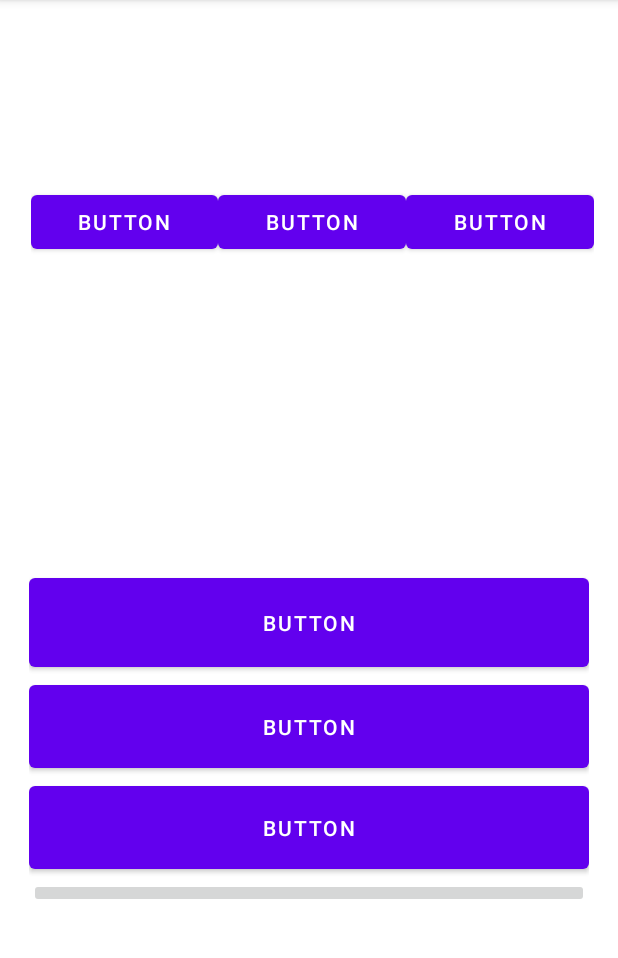
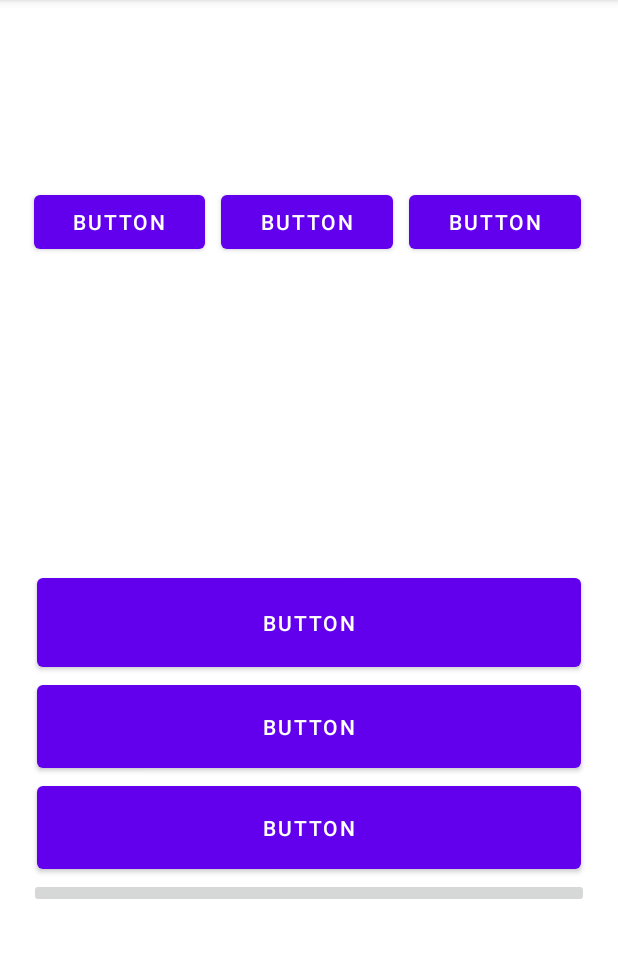
Before and after one commit to xamimran/Mobile_Computing_Progress, an Android app: the HorizantalLayout screen opened directly, with no data from a screen before it, on a phone screen of 412 x 824 dp, the part 84-1042 px from its top. Run offline under Robolectric (Android 15) with nearby library versions, the phone set to English and light mode, and no system bars.

Commit message:
Adding margings between buttons

```diff
--- a/Layouts05/app/src/main/res/layout/activity_horizantal_layout.xml
+++ b/Layouts05/app/src/main/res/layout/activity_horizantal_layout.xml
@@ -10,6 +10,10 @@
         android:id="@+id/linearLayout"
         android:layout_width="375dp"
         android:layout_height="172dp"
+        android:layout_marginStart="30dp"
+        android:layout_marginLeft="30dp"
+        android:layout_marginEnd="30dp"
+        android:layout_marginRight="30dp"
         android:layout_marginBottom="472dp"
         android:orientation="horizontal"
         app:layout_constraintBottom_toBottomOf="parent"
@@ -23,7 +27,10 @@
             android:layout_height="wrap_content"
             android:layout_weight="1"
             android:onClick="moveToActivity1"
-            android:text="Button" />
+            android:text="Button"
+            android:layout_marginLeft="5dp"
+            android:layout_marginRight="5dp"
+            />
 
         <Button
             android:id="@+id/button2"
@@ -31,7 +38,10 @@
             android:layout_height="wrap_content"
             android:layout_weight="1"
             android:onClick="moveToActivity1"
-            android:text="Button" />
+            android:text="Button"
+            android:layout_marginLeft="5dp"
+            android:layout_marginRight="5dp"
+            />
 
         <Button
             android:id="@+id/button3"
@@ -39,7 +49,10 @@
             android:layout_height="wrap_content"
             android:layout_weight="1"
             android:onClick="moveToActivity1"
-            android:text="Button" />
+            android:text="Button"
+            android:layout_marginLeft="5dp"
+            android:layout_marginRight="5dp"
+            />
 
     </LinearLayout>
 
@@ -65,27 +78,37 @@
             android:layout_width="match_parent"
             android:layout_height="71dp"
             android:onClick="moveToActivity1"
-            android:text="Button" />
+            android:text="Button"
+            android:layout_marginLeft="5dp"
+            android:layout_marginRight="5dp"
+            />
 
         <Button
             android:id="@+id/button5"
             android:layout_width="match_parent"
             android:layout_height="67dp"
             android:onClick="moveToActivity1"
-            android:text="Button" />
+            android:text="Button"
+            android:layout_marginLeft="5dp"
+            android:layout_marginRight="5dp"
+            />
 
         <Button
             android:id="@+id/button6"
             android:layout_width="match_parent"
             android:layout_height="67dp"
             android:onClick="moveToActivity1"
-            android:text="Button" />
+            android:text="Button"
+            android:layout_marginLeft="5dp"
+            android:layout_marginRight="5dp"
+            />
 
         <ImageButton
             android:id="@+id/imageButton"
             android:layout_width="match_parent"
             android:layout_height="wrap_content"
-            tools:srcCompat="@tools:sample/avatars" />
+            tools:srcCompat="@tools:sample/avatars"
+            />
     </LinearLayout>
 
 </androidx.constraintlayout.widget.ConstraintLayout>
```
